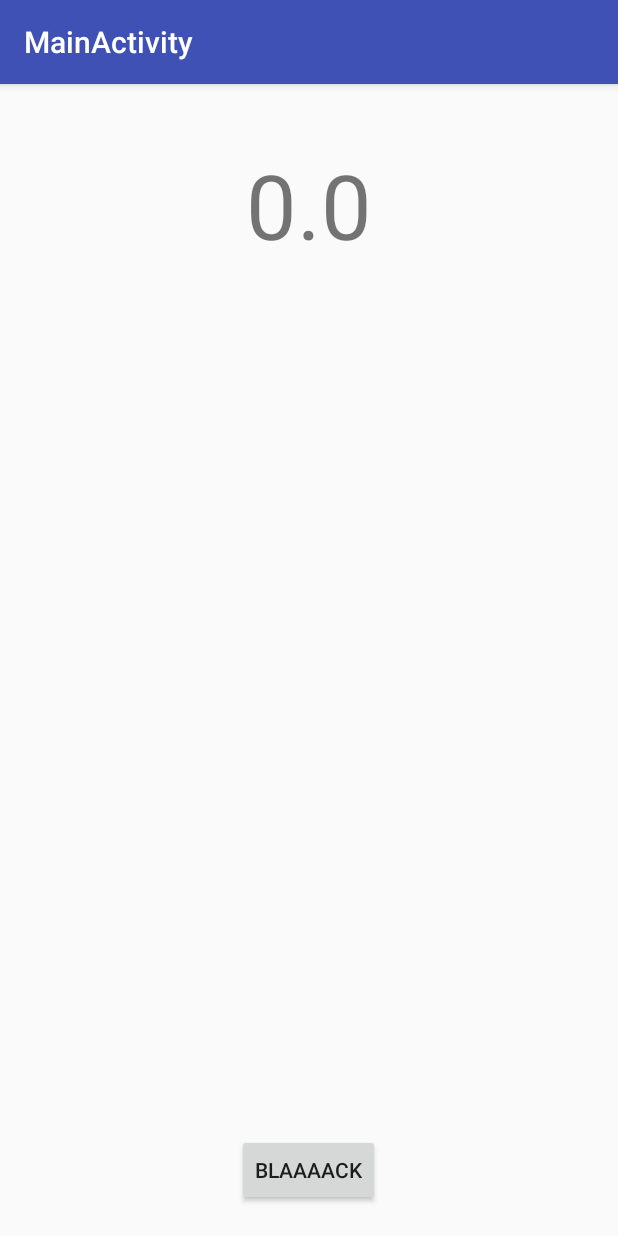
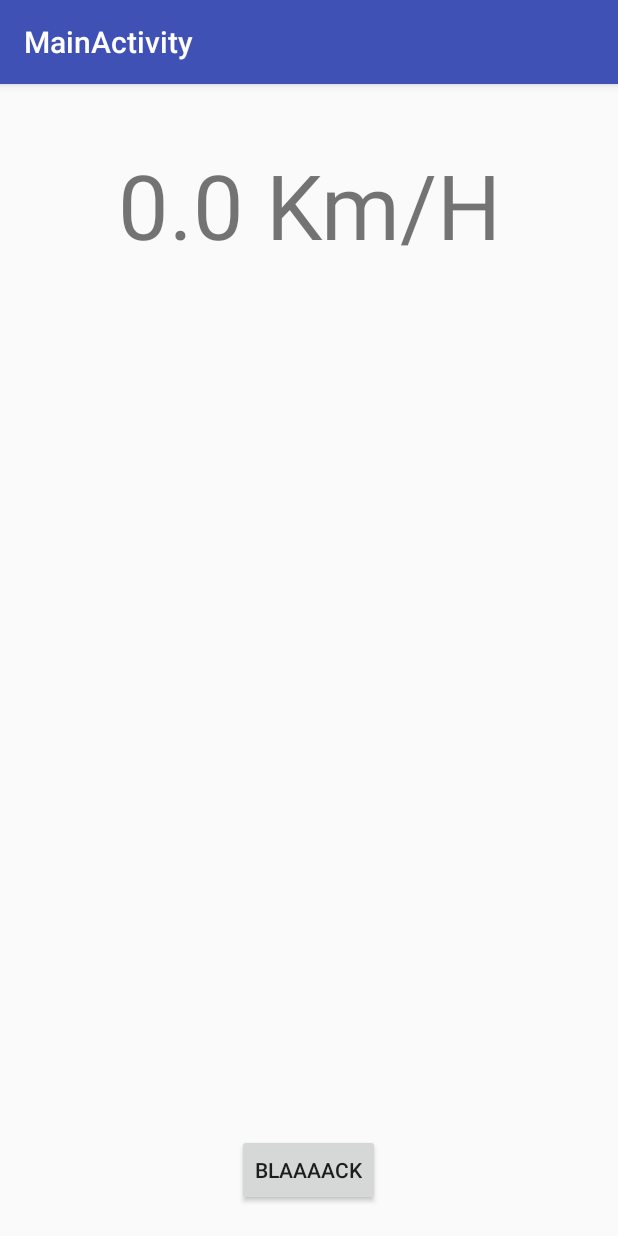
Before and after one commit to aidandavis/SimpleSpeedometer, an Android app: the screen it shows after launch (MainActivity), on a phone screen of 412 x 824 dp. Run offline under Robolectric (Android 15) with nearby library versions, the phone set to English and light mode, and no system bars.

Commit message:
string formatting change

```diff
--- a/app/src/main/java/com/aidandavisdev/aidandavis/simplespeedo/MainActivity.java
+++ b/app/src/main/java/com/aidandavisdev/aidandavis/simplespeedo/MainActivity.java
@@ -60,6 +60,6 @@ public class MainActivity extends AppCompatActivity {
     }
 
     private void updateSpeedDisplay() {
-        speedText.setText(String.valueOf(speedTracker.getSpeedKMH()));
+        speedText.setText(String.format("%s Km/H", String.valueOf(speedTracker.getSpeedKMH())));
     }
 }
```
